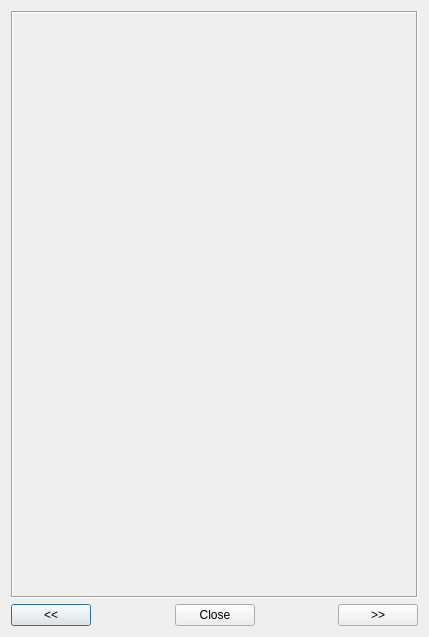
The window that pagebrowser.ui (comictagger/comictagger) describes before a commit, drawn with Qt 5.
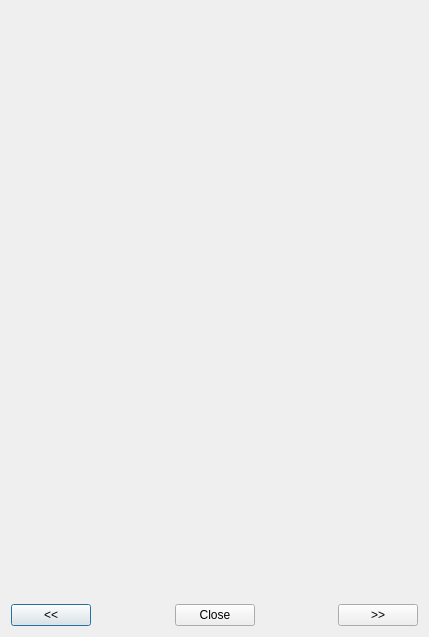
The same window after the commit.

Commit message: Updated page browser to use coverimagewidget

```diff
--- a/pagebrowser.ui
+++ b/pagebrowser.ui
@@ -23,7 +23,7 @@
    <item row="0" column="0">
     <layout class="QVBoxLayout" name="verticalLayout">
      <item>
-      <widget class="QLabel" name="lblPage">
+      <widget class="QWidget" name="pageContainer" native="true">
        <property name="sizePolicy">
         <sizepolicy hsizetype="Expanding" vsizetype="Expanding">
          <horstretch>0</horstretch>
@@ -36,21 +36,6 @@
          <height>300</height>
         </size>
        </property>
-       <property name="frameShape">
-        <enum>QFrame::Box</enum>
-       </property>
-       <property name="frameShadow">
-        <enum>QFrame::Sunken</enum>
-       </property>
-       <property name="text">
-        <string/>
-       </property>
-       <property name="scaledContents">
-        <bool>false</bool>
-       </property>
-       <property name="alignment">
-        <set>Qt::AlignCenter</set>
-       </property>
       </widget>
      </item>
      <item>
```
The commit also changes 2 other files.
